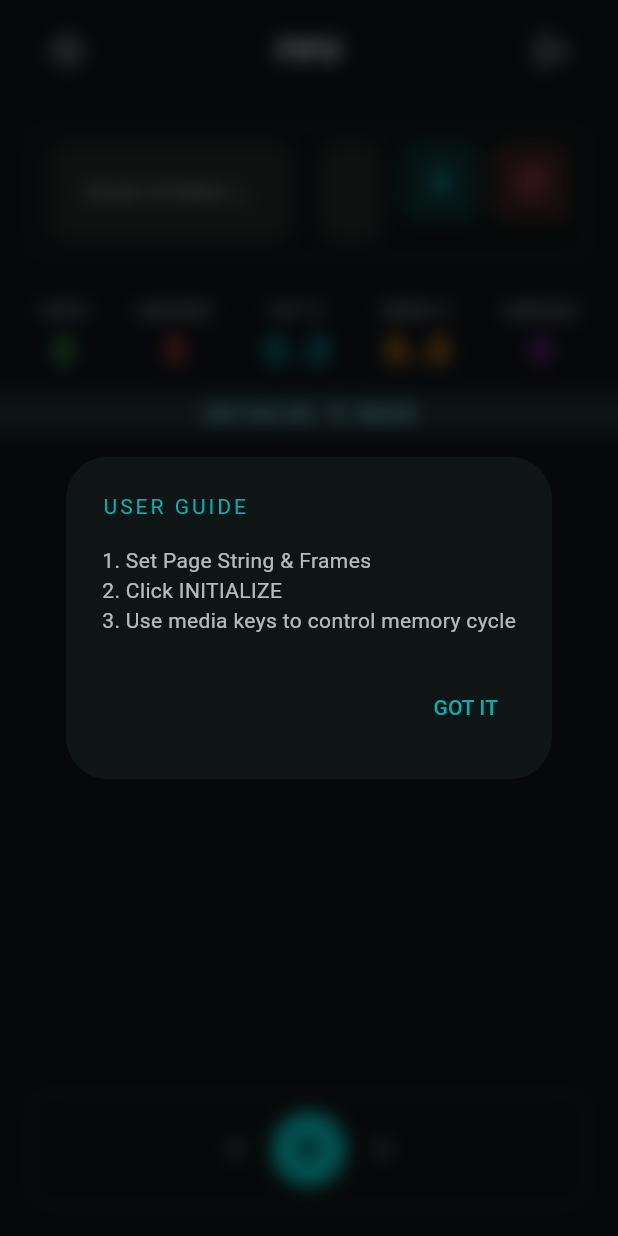
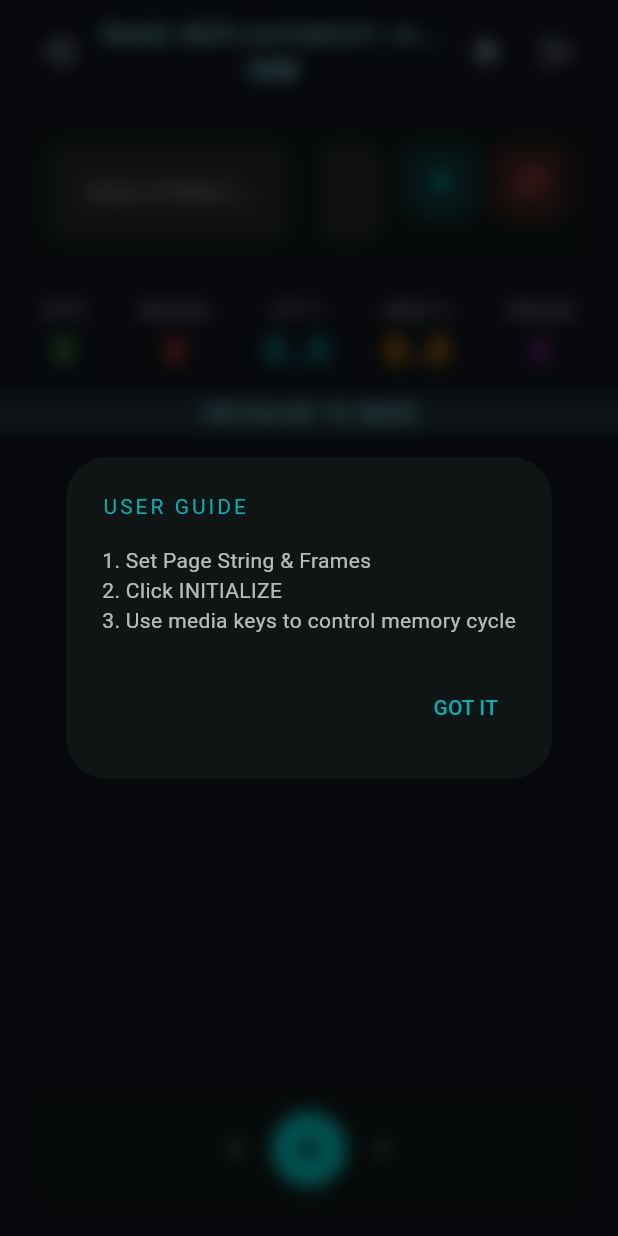
Before and after one commit to PoramaChowdhury/os_fifo_page_replacement_algo, a Flutter app: the screen it shows once a user with an empty profile is signed in, on a phone screen of 412 x 824 dp. Run offline on Flutter 3.47's test engine with Material 3 defaults, Android fonts, the phone set to English and light mode, and no system bars; our stand-ins replace google_fonts, supabase_flutter; accounts and stored records are empty; Roboto replaces fonts that are missing (Ubuntu).

Commit message:
theme&responsive

```diff
--- a/lib/home/ui/fifo_home.dart
+++ b/lib/home/ui/fifo_home.dart
@@ -757,26 +757,101 @@ class _FifoHomeState extends State<FifoHome> {
   //     ],
   //   ),
   // );
-  Widget _buildTopBar(bool isMobile) => Padding(
-    padding: const EdgeInsets.symmetric(horizontal: 20, vertical: 10),
-    child: isMobile
-        ? Column(
-      children: [
-        Row(
+  ///resnponsive but issue in phone
+
+  // Widget _buildTopBar(bool isMobile) => Padding(
+  //   padding: const EdgeInsets.symmetric(horizontal: 20, vertical: 10),
+  //   child: isMobile
+  //       ? Column(
+  //     children: [
+  //       Row(
+  //         mainAxisAlignment: MainAxisAlignment.spaceBetween,
+  //         children: [
+  //           IconButton(icon: const Icon(Icons.history), onPressed: _showHistoryList),
+  //           const Text("FIFO", style: TextStyle(fontWeight: FontWeight.bold, fontSize: 20)),
+  //           IconButton(icon: const Icon(Icons.logout), onPressed: () => Supabase.instance.client.auth.signOut()),
+  //         ],
+  //       ),
+  //     ],
+  //   )
+  //       : Row(
+  //     mainAxisAlignment: MainAxisAlignment.spaceBetween,
+  //     children: [
+  //       IconButton(icon: const Icon(Icons.history), onPressed: _showHistoryList),
+  //       Column(
+  //         children: [
+  //           ShaderMask(
+  //             shaderCallback: (bounds) {
+  //               return LinearGradient(
+  //                 colors: [
+  //                   Theme.of(context).colorScheme.primary,
+  //                   Theme.of(context).colorScheme.primary.withOpacity(0.7),
+  //                 ],
+  //               ).createShader(bounds);
+  //             },
+  //             child: Text(
+  //               "PAGE REPLACEMENT ALGORITHM",
+  //               style: GoogleFonts.ubuntu(
+  //                 letterSpacing: 4,
+  //                 fontWeight: FontWeight.w700,
+  //                 fontSize: 28,
+  //                 color: Colors.white, // required for ShaderMask
+  //               ),
+  //             ),
+  //           ),
+  //           const SizedBox(height: 2),
+  //           Text(
+  //             "FIFO",
+  //             style: GoogleFonts.oswald(
+  //               color: Theme.of(context).colorScheme.primary,
+  //               fontWeight: FontWeight.w900,
+  //               fontSize: 26,
+  //               letterSpacing: 4,
+  //             ),
+  //           ),
+  //         ],
+  //       ),
+  //       Row(
+  //         children: [
+  //           IconButton(icon: const Icon(Icons.play_circle_outline), onPressed: () {
+  //             Navigator.push(context, MaterialPageRoute(builder: (_) => const FifoVideoTutorial()));
+  //           }),
+  //           Consumer<ThemeService>(
+  //             builder: (_, theme, __) => IconButton(
+  //               icon: Icon(theme.isDarkMode ? Icons.light_mode : Icons.dark_mode),
+  //               onPressed: theme.toggleTheme,
+  //             ),
+  //           ),
+  //           IconButton(icon: const Icon(Icons.logout), onPressed: () => Supabase.instance.client.auth.signOut()),
+  //         ],
+  //       ),
+  //     ],
+  //   ),
+  // );
+
+  ///fixed for phpone
+  Widget _buildTopBar(bool isMobile) {
+    final double titleFontSize = isMobile ? 16 : 28;
+    final double subTitleFontSize = isMobile ? 14 : 26;
+    final double letterSpacing = isMobile ? 2 : 4;
+    final double iconSize = isMobile ? 22 : 26;
+
+    return Padding(
+      padding: const EdgeInsets.symmetric(horizontal: 16, vertical: 10),
+      child: Row(
         mainAxisAlignment: MainAxisAlignment.spaceBetween,
         children: [
-            IconButton(icon: const Icon(Icons.history), onPressed: _showHistoryList),
-            const Text("FIFO", style: TextStyle(fontWeight: FontWeight.bold, fontSize: 20)),
-            IconButton(icon: const Icon(Icons.logout), onPressed: () => Supabase.instance.client.auth.signOut()),
-          ],
+          /// LEFT ICON
+          IconButton(
+            iconSize: iconSize,
+            icon: const Icon(Icons.history),
+            onPressed: _showHistoryList,
           ),
-      ],
-    )
-        : Row(
-      mainAxisAlignment: MainAxisAlignment.spaceBetween,
-      children: [
-        IconButton(icon: const Icon(Icons.history), onPressed: _showHistoryList),
-        Column(
+
+          /// CENTER TITLE
+          Expanded(
+            child: Column(
+              mainAxisSize: MainAxisSize.min,
               children: [
                 ShaderMask(
                   shaderCallback: (bounds) {
@@ -789,12 +864,15 @@ class _FifoHomeState extends State<FifoHome> {
                   },
                   child: Text(
                     "PAGE REPLACEMENT ALGORITHM",
+                    textAlign: TextAlign.center,
                     style: GoogleFonts.ubuntu(
-                  letterSpacing: 4,
+                      letterSpacing: letterSpacing,
                       fontWeight: FontWeight.w700,
-                  fontSize: 28,
-                  color: Colors.white, // required for ShaderMask
+                      fontSize: titleFontSize,
+                      color: Colors.white,
                     ),
+                    maxLines: 1,
+                    overflow: TextOverflow.ellipsis,
                   ),
                 ),
                 const SizedBox(height: 2),
@@ -803,29 +881,51 @@ class _FifoHomeState extends State<FifoHome> {
                   style: GoogleFonts.oswald(
                     color: Theme.of(context).colorScheme.primary,
                     fontWeight: FontWeight.w900,
-                fontSize: 26,
-                letterSpacing: 4,
+                    fontSize: subTitleFontSize,
+                    letterSpacing: letterSpacing,
                   ),
                 ),
               ],
             ),
+          ),
+
+          /// RIGHT ICONS
           Row(
+            mainAxisSize: MainAxisSize.min,
             children: [
-            IconButton(icon: const Icon(Icons.play_circle_outline), onPressed: () {
-              Navigator.push(context, MaterialPageRoute(builder: (_) => const FifoVideoTutorial()));
-            }),
+              if (!isMobile)
+                IconButton(
+                  iconSize: iconSize,
+                  icon: const Icon(Icons.play_circle_outline),
+                  onPressed: () {
+                    Navigator.push(
+                      context,
+                      MaterialPageRoute(builder: (_) => const FifoVideoTutorial()),
+                    );
+                  },
+                ),
               Consumer<ThemeService>(
                 builder: (_, theme, __) => IconButton(
-                icon: Icon(theme.isDarkMode ? Icons.light_mode : Icons.dark_mode),
+                  iconSize: iconSize,
+                  icon: Icon(
+                    theme.isDarkMode ? Icons.light_mode : Icons.dark_mode,
+                  ),
                   onPressed: theme.toggleTheme,
                 ),
               ),
-            IconButton(icon: const Icon(Icons.logout), onPressed: () => Supabase.instance.client.auth.signOut()),
+              IconButton(
+                iconSize: iconSize,
+                icon: const Icon(Icons.logout),
+                onPressed: () =>
+                    Supabase.instance.client.auth.signOut(),
+              ),
             ],
           ),
         ],
       ),
     );
+  }
+
   Widget _buildStatusBanner() => Container(
     width: double.infinity,
     padding: const EdgeInsets.symmetric(vertical: 6),
```
Lines whose indentation alone changed are shown as unchanged.
